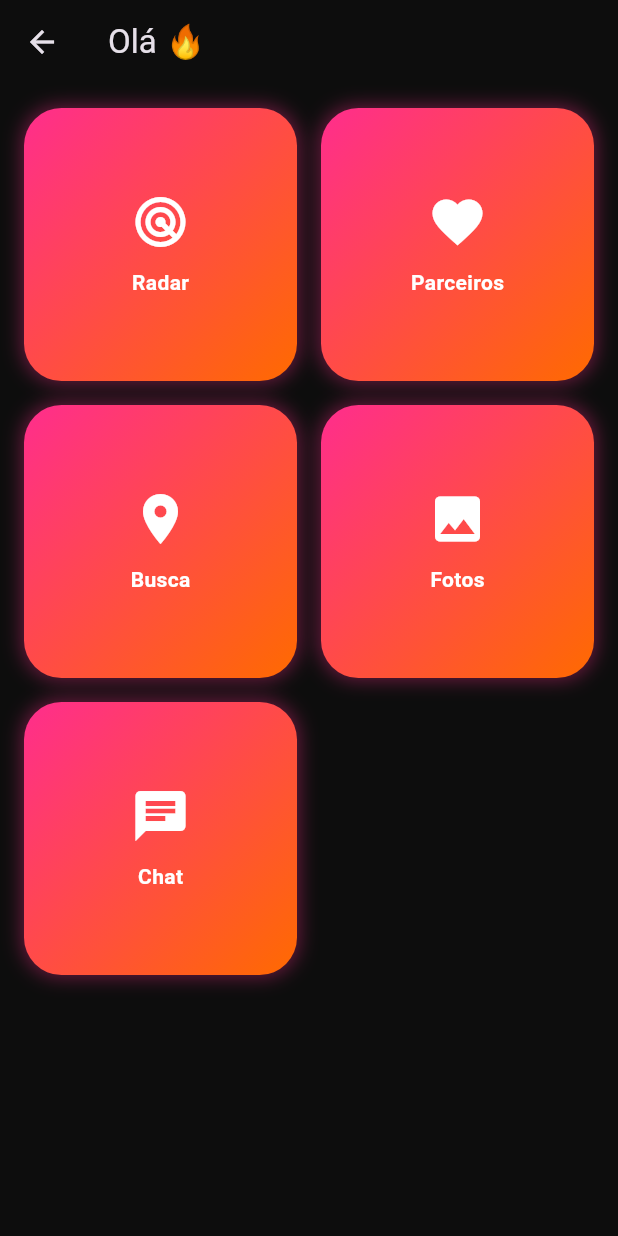
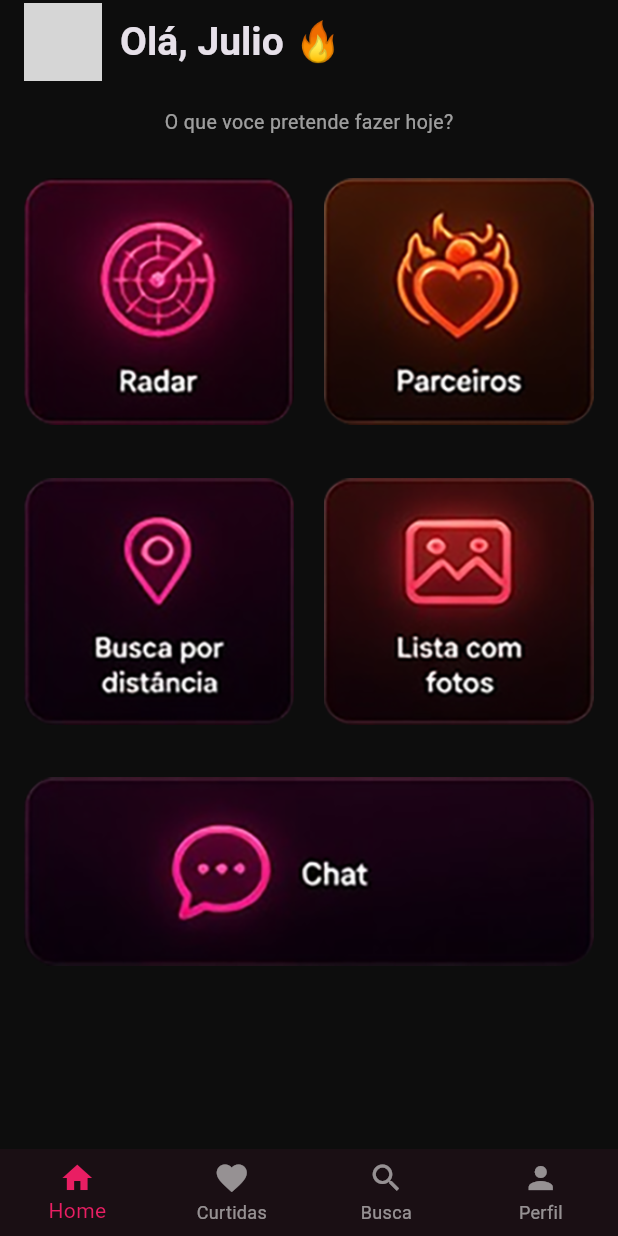
Before and after one commit to DjJulioReis/encontros, a Flutter app: the HomeScreen screen opened directly, on a phone screen of 412 x 824 dp. Run offline on Flutter 3.47's test engine with Material 3 defaults, Android fonts, the phone set to English and light mode, and no system bars; our stand-ins replace cloud_firestore, firebase_auth, firebase_core, geocoding, geolocator, image_picker and 1 more; accounts and stored records are empty; network calls fail; grey boxes are pictures that could not be loaded.

```diff
--- a/lib/screens/busca/busca_screen.dart
+++ b/lib/screens/busca/busca_screen.dart
@@ -116,5 +116,6 @@ class BuscaScreen extends StatelessWidget {
         },
       ),
     );
+
   }
 }
--- a/lib/screens/home/home_screen.dart
+++ b/lib/screens/home/home_screen.dart
@@ -1,52 +1,106 @@
+import 'package:encontros/screens/busca/busca_screen.dart';
+import 'package:encontros/screens/perfil/perfil_screen.dart';
 import 'package:flutter/material.dart';
 import '../../widgets/home_card.dart';
+import '../splash/bottom_navigation.dart';
 
-class HomeScreen extends StatelessWidget {
+class HomeScreen extends StatefulWidget {
   const HomeScreen({super.key});
+
+  @override
+  State<HomeScreen> createState() => _HomeScreenState();
+}
+
+class _HomeScreenState extends State<HomeScreen> {
+  int _selectedIndex = 0; // Para controlar qual ícone está ativo
 
   @override
   Widget build(BuildContext context) {
     return Scaffold(
       appBar: AppBar(
-        title: const Text("Olá 🔥"),
         backgroundColor: Colors.transparent,
         elevation: 0,
-      ),
-      body: Padding(
-        padding: const EdgeInsets.all(16),
-        child: GridView.count(
-          crossAxisCount: 2,
-          crossAxisSpacing: 16,
-          mainAxisSpacing: 16,
+        title: Row(
           children: [
-            HomeCard(
-              title: "Radar",
-              icon: Icons.radar,
-              onTap: () {},
+            const CircleAvatar(
+              radius: 26,
+              backgroundImage: NetworkImage("https://i.pravatar.cc/600?img=5"),
+              backgroundColor: Colors.white10,
             ),
-            HomeCard(
-              title: "Parceiros",
-              icon: Icons.favorite,
-              onTap: () {},
-            ),
-            HomeCard(
-              title: "Busca",
-              icon: Icons.location_on,
-              onTap: () {},
-            ),
-            HomeCard(
-              title: "Fotos",
-              icon: Icons.image,
-              onTap: () {},
-            ),
-            HomeCard(
-              title: "Chat",
-              icon: Icons.chat,
-              onTap: () {},
+            const SizedBox(width: 12),
+            const Text(
+              "Olá, Julio 🔥",
+              style: TextStyle(fontWeight: FontWeight.bold, fontSize: 26),
             ),
           ],
         ),
       ),
+
+      body: Padding(
+        padding: const EdgeInsets.all(16),
+        child: CustomScrollView(
+          slivers: [
+            SliverToBoxAdapter(
+              child: Column(
+                children: const [
+                  Text(
+                    "O que voce pretende fazer hoje?",
+                    style: TextStyle(color: Colors.white60, fontSize: 13),
+                  ),
+                  SizedBox(height: 20),
+                ],
+              ),
+            ),
+            SliverGrid(
+              gridDelegate: const SliverGridDelegateWithFixedCrossAxisCount(
+                crossAxisCount: 2,
+                crossAxisSpacing: 20,
+                mainAxisSpacing: 20,
+              ),
+              delegate: SliverChildListDelegate([
+                HomeCard(imagePath: "assets/images/radar.png", onTap: () {}),
+                HomeCard(imagePath: "assets/images/parceiros.png", onTap: () {}),
+                HomeCard(imagePath: "assets/images/buscar.png", onTap: () {}),
+                HomeCard(imagePath: "assets/images/fotos-lista.png", onTap: () {}),
+              ]),
+            ),
+            const SliverToBoxAdapter(child: SizedBox(height: 20)),
+            SliverToBoxAdapter(
+              child: SizedBox(
+                height: 140,
+                child: HomeCard(
+                  imagePath: "assets/images/chat.png",
+                  onTap: () {},
+                ),
+              ),
+            ),
+          ],
+        ),
+      ),
+
+      bottomNavigationBar: CustomBottomNav(
+        currentIndex: 0, // 0 porque estamos na Home
+        onTap: (index) {
+          if (index == _selectedIndex) return; // Não faz nada se clicar na mesma aba
+
+          // Lógica de navegação baseada no índice clicado
+          switch (index) {
+            case 0:
+            // Já estamos na Home, não faz nada
+              break;
+            case 1:
+              Navigator.pushReplacement(context, MaterialPageRoute(builder: (_) => const BuscaScreen()));
+              break;
+            case 2:
+              Navigator.pushReplacement(context, MaterialPageRoute(builder: (_) => const BuscaScreen()));
+              break;
+            case 3:
+              Navigator.pushReplacement(context, MaterialPageRoute(builder: (_) => const PerfilScreen()));
+              break;
+          }
+        },
+      ),
+
     );
   }
 }
--- a/lib/screens/login/login_screen.dart
+++ b/lib/screens/login/login_screen.dart
@@ -1,3 +1,4 @@
+import 'package:encontros/screens/home/home_screen.dart';
 import 'package:flutter/material.dart';
 import '../../widgets/custom_button.dart';
 import '../../widgets/custom_input.dart';
@@ -49,7 +50,7 @@ class LoginScreen extends StatelessWidget {
                   Navigator.pushReplacement(
                     context,
                     MaterialPageRoute(
-                      builder: (_) => const BottomNav(),
+                      builder: (_) => const HomeScreen(),
                     ),
                   );
                 },
@@ -63,7 +64,6 @@ class LoginScreen extends StatelessWidget {
 
               const SizedBox(height: 20),
 
-// 🚀 BOTÕES SOCIAIS
               Row(
                 mainAxisAlignment: MainAxisAlignment.spaceBetween, // Deixa um em cada lado
                 children: [
--- a/lib/screens/radar/radar_screen.dart
+++ b/lib/screens/radar/radar_screen.dart
@@ -1,5 +1,6 @@
 import 'package:flutter/material.dart';
 import '../../core/colors.dart';
+import '../splash/bottom_navigation.dart';
 
 class RadarScreen extends StatefulWidget {
   const RadarScreen({super.key});
--- a/lib/screens/splash/bottom_navigation.dart
+++ b/lib/screens/splash/bottom_navigation.dart
@@ -1,36 +1,29 @@
 import 'package:flutter/material.dart';
 
-class BottomNav extends StatefulWidget {
-  const BottomNav({super.key});
+class CustomBottomNav extends StatelessWidget {
+  final int currentIndex;
+  final Function(int) onTap;
 
-  @override
-  State<BottomNav> createState() => _BottomNavState();
-}
-
-class _BottomNavState extends State<BottomNav> {
-  int index = 0;
-
-  final screens = [
-    Center(child: Text("Curtidas")),
-    Center(child: Text("Chat")),
-    Center(child: Text("Busca")),
-    Center(child: Text("Perfil")),
-  ];
+  const CustomBottomNav({
+    super.key,
+    required this.currentIndex,
+    required this.onTap
+  });
 
   @override
   Widget build(BuildContext context) {
-    return Scaffold(
-      body: screens[index],
-      bottomNavigationBar: BottomNavigationBar(
-        currentIndex: index,
-        onTap: (i) => setState(() => index = i),
-        items: const [
-          BottomNavigationBarItem(icon: Icon(Icons.favorite), label: "Curtidas"),
-          BottomNavigationBarItem(icon: Icon(Icons.chat), label: "Chat"),
-          BottomNavigationBarItem(icon: Icon(Icons.search), label: "Busca"),
-          BottomNavigationBarItem(icon: Icon(Icons.person), label: "Perfil"),
-        ],
-      ),
+    return BottomNavigationBar(
+      currentIndex: currentIndex,
+      onTap: onTap,
+      type: BottomNavigationBarType.fixed,
+      selectedItemColor: Colors.pink,
+      unselectedItemColor: Colors.white54,
+      items: const [
+        BottomNavigationBarItem(icon: Icon(Icons.home), label: "Home"),
+        BottomNavigationBarItem(icon: Icon(Icons.favorite), label: "Curtidas"),
+        BottomNavigationBarItem(icon: Icon(Icons.search), label: "Busca"),
+        BottomNavigationBarItem(icon: Icon(Icons.person), label: "Perfil"),
+      ],
     );
   }
 }
--- a/lib/widgets/home_card.dart
+++ b/lib/widgets/home_card.dart
@@ -1,15 +1,12 @@
 import 'package:flutter/material.dart';
-import '../core/colors.dart';
 
 class HomeCard extends StatelessWidget {
-  final String title;
-  final IconData icon;
+  final String imagePath;
   final VoidCallback onTap;
 
   const HomeCard({
     super.key,
-    required this.title,
-    required this.icon,
+    required this.imagePath,
     required this.onTap,
   });
 
@@ -17,41 +14,12 @@ class HomeCard extends StatelessWidget {
   Widget build(BuildContext context) {
     return GestureDetector(
       onTap: onTap,
-      child: Container(
-        decoration: BoxDecoration(
-          borderRadius: BorderRadius.circular(25),
-          gradient: const LinearGradient(
-            colors: [
-              AppColors.primaryPink,
-              AppColors.primaryOrange,
-            ],
-            begin: Alignment.topLeft,
-            end: Alignment.bottomRight,
-          ),
-          boxShadow: [
-            BoxShadow(
-              color: AppColors.primaryPink.withOpacity(0.4),
-              blurRadius: 10,
-              spreadRadius: 1,
-            )
-          ],
-        ),
-        child: Padding(
-          padding: const EdgeInsets.all(20),
-          child: Column(
-            mainAxisAlignment: MainAxisAlignment.center,
-            children: [
-              Icon(icon, size: 40, color: Colors.white),
-              const SizedBox(height: 10),
-              Text(
-                title,
-                style: const TextStyle(
-                  color: Colors.white,
-                  fontWeight: FontWeight.bold,
-                ),
-              )
-            ],
-          ),
+      child: Center(
+        child: Image.asset(
+          imagePath,
+          fit: BoxFit.contain, // Mantém a imagem sem cortar
+          errorBuilder: (context, error, stackTrace) =>
+          const Icon(Icons.broken_image, size: 50, color: Colors.white24),
         ),
       ),
     );
```
Also changed, not shown: assets/images/buscar.png (added), assets/images/chat.png (added), assets/images/fotos-lista.png (added), assets/images/parceiros.png (added), assets/images/radar.png (added).
